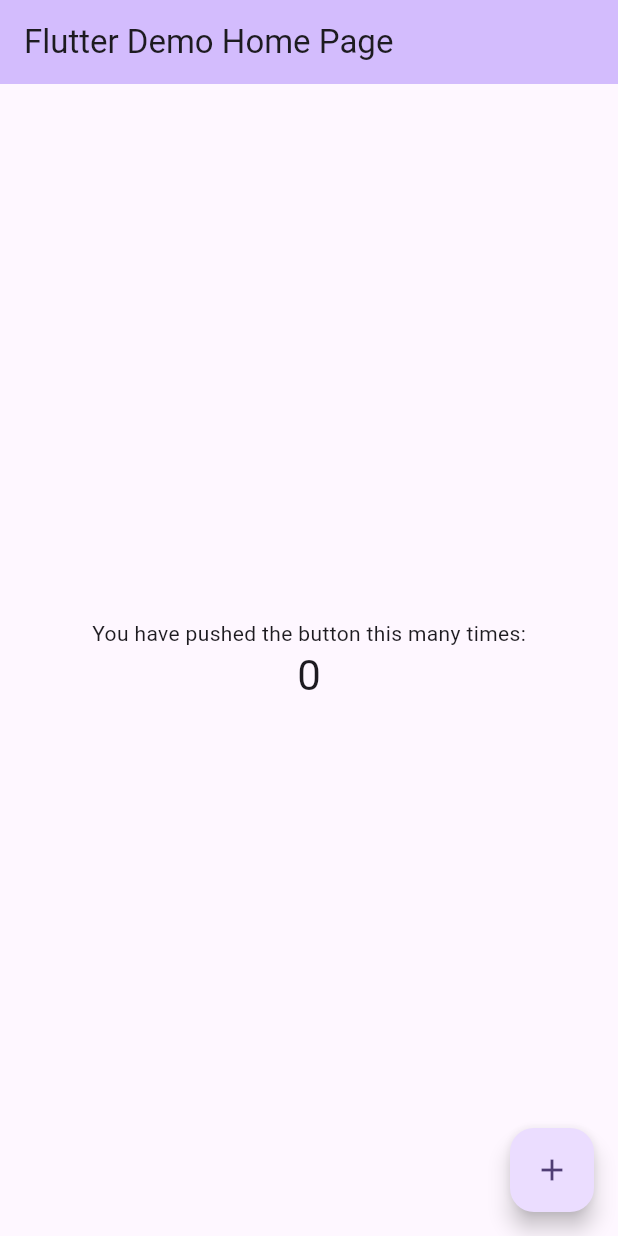
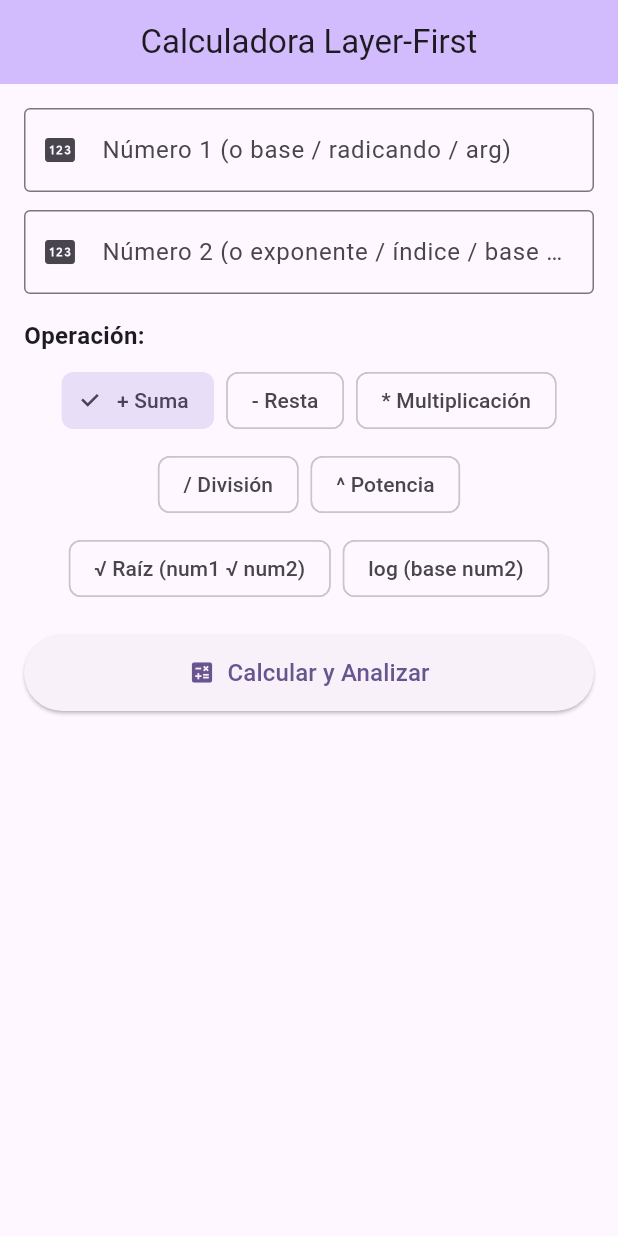
Before and after one commit to cdelriot1121/flutter.calculador, a Flutter app: the screen it shows after launch, on a phone screen of 412 x 824 dp. Run offline on Flutter 3.47's test engine with Material 3 defaults, Android fonts, the phone set to English and light mode, and no system bars.

Commit message:
feat: integración de nuevas carpetas pero aun falta la organización de folder por el metodo layers-first

```diff
--- /dev/null
+++ b/lib/domain/calculator_logic.dart
@@ -0,0 +1,98 @@
+import 'dart:math' as math;
+
+class CalculationResult {
+  final double value;
+  final String? error;
+
+  CalculationResult({required this.value, this.error});
+  CalculationResult.error(this.error) : value = 0;
+}
+
+class NumberProperties {
+  final double number;
+  final bool isEven;
+  final bool isPrime;
+  final bool isFibonacci;
+
+  NumberProperties({
+    required this.number,
+    required this.isEven,
+    required this.isPrime,
+    required this.isFibonacci,
+  });
+}
+
+class CalculatorLogic {
+  // Primeros 20 números de Fibonacci
+  static final List<int> fibonacci20 = [
+    0, 1, 1, 2, 3, 5, 8, 13, 21, 34,
+    55, 89, 144, 233, 377, 610, 987, 1597, 2584, 4181
+  ];
+
+  static CalculationResult add(double a, double b) => CalculationResult(value: a + b);
+  static CalculationResult subtract(double a, double b) => CalculationResult(value: a - b);
+  static CalculationResult multiply(double a, double b) => CalculationResult(value: a * b);
+
+  static CalculationResult divide(double a, double b) {
+    if (b == 0) {
+      return CalculationResult.error('No se puede dividir por cero');
+    }
+    return CalculationResult(value: a / b);
+  }
+
+  static CalculationResult power(double base, double exponent) =>
+      CalculationResult(value: math.pow(base, exponent).toDouble());
+
+  static CalculationResult root(double number, double nRoot) {
+    if (nRoot == 0) {
+      return CalculationResult.error('El índice de la raíz no puede ser cero');
+    }
+    if (number < 0 && nRoot % 2 == 0) {
+      return CalculationResult.error('Raíz par de un número negativo no es real');
+    }
+    if (number < 0) {
+      return CalculationResult(value: -math.pow(-number, 1 / nRoot).toDouble());
+    }
+    return CalculationResult(value: math.pow(number, 1 / nRoot).toDouble());
+  }
+
+  static CalculationResult log(double number, double base) {
+    if (number <= 0) {
+      return CalculationResult.error('El argumento del logaritmo debe ser > 0');
+    }
+    if (base <= 0 || base == 1) {
+      return CalculationResult.error('La base del logaritmo debe ser > 0 y != 1');
+    }
+    return CalculationResult(value: math.log(number) / math.log(base));
+  }
+
+  static NumberProperties analyzeNumber(double number) {
+    bool isInt = number % 1 == 0;
+    int intVal = number.toInt();
+
+    // Par / Impar (válido para enteros)
+    bool even = isInt ? (intVal % 2 == 0) : false;
+
+    // Primo (válido para enteros positivos > 1)
+    bool prime = false;
+    if (isInt && intVal > 1) {
+      prime = true;
+      for (int i = 2; i * i <= intVal; i++) {
+        if (intVal % i == 0) {
+          prime = false;
+          break;
+        }
+      }
+    }
+
+    // Fibonacci (si está entre los primeros 20)
+    bool fib = isInt && fibonacci20.contains(intVal);
+
+    return NumberProperties(
+      number: number,
+      isEven: even,
+      isPrime: prime,
+      isFibonacci: fib,
+    );
+  }
+}
--- a/lib/main.dart
+++ b/lib/main.dart
@@ -1,4 +1,5 @@
 import 'package:flutter/material.dart';
+import 'presentation/calculator_presentation.dart';
 
 void main() {
   runApp(const MyApp());
@@ -7,116 +8,16 @@ void main() {
 class MyApp extends StatelessWidget {
   const MyApp({super.key});
 
-  // This widget is the root of your application.
   @override
   Widget build(BuildContext context) {
     return MaterialApp(
-      title: 'Flutter Demo',
+      title: 'Calculadora Layer-First',
+      debugShowCheckedModeBanner: false,
       theme: ThemeData(
-        // This is the theme of your application.
-        //
-        // TRY THIS: Try running your application with "flutter run". You'll see
-        // the application has a purple toolbar. Then, without quitting the app,
-        // try changing the seedColor in the colorScheme below to Colors.green
-        // and then invoke "hot reload" (save your changes or press the "hot
-        // reload" button in a Flutter-supported IDE, or press "r" if you used
-        // the command line to start the app).
-        //
-        // Notice that the counter didn't reset back to zero; the application
-        // state is not lost during the reload. To reset the state, use hot
-        // restart instead.
-        //
-        // This works for code too, not just values: Most code changes can be
-        // tested with just a hot reload.
-        colorScheme: .fromSeed(seedColor: Colors.deepPurple),
+        colorScheme: ColorScheme.fromSeed(seedColor: Colors.deepPurple),
+        useMaterial3: true,
       ),
-      home: const MyHomePage(title: 'Flutter Demo Home Page'),
+      home: const CalculatorPresentation(),
     );
   }
 }
-
-class MyHomePage extends StatefulWidget {
-  const MyHomePage({super.key, required this.title});
-
-  // This widget is the home page of your application. It is stateful, meaning
-  // that it has a State object (defined below) that contains fields that affect
-  // how it looks.
-
-  // This class is the configuration for the state. It holds the values (in this
-  // case the title) provided by the parent (in this case the App widget) and
-  // used by the build method of the State. Fields in a Widget subclass are
-  // always marked "final".
-
-  final String title;
-
-  @override
-  State<MyHomePage> createState() => _MyHomePageState();
-}
-
-class _MyHomePageState extends State<MyHomePage> {
-  int _counter = 0;
-
-  void _incrementCounter() {
-    setState(() {
-      // This call to setState tells the Flutter framework that something has
-      // changed in this State, which causes it to rerun the build method below
-      // so that the display can reflect the updated values. If we changed
-      // _counter without calling setState(), then the build method would not be
-      // called again, and so nothing would appear to happen.
-      _counter++;
-    });
-  }
-
-  @override
-  Widget build(BuildContext context) {
-    // This method is rerun every time setState is called, for instance as done
-    // by the _incrementCounter method above.
-    //
-    // The Flutter framework has been optimized to make rerunning build methods
-    // fast, so that you can just rebuild anything that needs updating rather
-    // than having to individually change instances of widgets.
-    return Scaffold(
-      appBar: AppBar(
-        // TRY THIS: Try changing the color here to a specific color (to
-        // Colors.amber, perhaps?) and trigger a hot reload to see the AppBar
-        // change color while the other colors stay the same.
-        backgroundColor: Theme.of(context).colorScheme.inversePrimary,
-        // Here we take the value from the MyHomePage object that was created by
-        // the App.build method, and use it to set our appbar title.
-        title: Text(widget.title),
-      ),
-      body: Center(
-        // Center is a layout widget. It takes a single child and positions it
-        // in the middle of the parent.
-        child: Column(
-          // Column is also a layout widget. It takes a list of children and
-          // arranges them vertically. By default, it sizes itself to fit its
-          // children horizontally, and tries to be as tall as its parent.
-          //
-          // Column has various properties to control how it sizes itself and
-          // how it positions its children. Here we use mainAxisAlignment to
-          // center the children vertically; the main axis here is the vertical
-          // axis because Columns are vertical (the cross axis would be
-          // horizontal).
-          //
-          // TRY THIS: Invoke "debug painting" (choose the "Toggle Debug Paint"
-          // action in the IDE, or press "p" in the console), to see the
-          // wireframe for each widget.
-          mainAxisAlignment: .center,
-          children: [
-            const Text('You have pushed the button this many times:'),
-            Text(
-              '$_counter',
-              style: Theme.of(context).textTheme.headlineMedium,
-            ),
-          ],
-        ),
-      ),
-      floatingActionButton: FloatingActionButton(
-        onPressed: _incrementCounter,
-        tooltip: 'Increment',
-        child: const Icon(Icons.add),
-      ),
-    );
-  }
-}
--- /dev/null
+++ b/lib/presentation/calculator_presentation.dart
@@ -0,0 +1,268 @@
+import 'package:flutter/material.dart';
+import '../domain/calculator_logic.dart';
+
+class CalculatorPresentation extends StatefulWidget {
+  const CalculatorPresentation({super.key});
+
+  @override
+  State<CalculatorPresentation> createState() => _CalculatorPresentationState();
+}
+
+class _CalculatorPresentationState extends State<CalculatorPresentation> {
+  final TextEditingController _num1Controller = TextEditingController();
+  final TextEditingController _num2Controller = TextEditingController();
+
+  double? _num1;
+  double? _num2;
+  double? _result;
+  String? _errorMessage;
+  String _selectedOperation = '+';
+
+  NumberProperties? _propsNum1;
+  NumberProperties? _propsNum2;
+
+  void _calculate() {
+    setState(() {
+      _errorMessage = null;
+      _result = null;
+
+      _num1 = double.tryParse(_num1Controller.text);
+      _num2 = double.tryParse(_num2Controller.text);
+
+      if (_num1 == null || _num2 == null) {
+        _errorMessage = 'Por favor ingrese ambos números correctamente.';
+        _propsNum1 = null;
+        _propsNum2 = null;
+        return;
+      }
+
+      _propsNum1 = CalculatorLogic.analyzeNumber(_num1!);
+      _propsNum2 = CalculatorLogic.analyzeNumber(_num2!);
+
+      CalculationResult res;
+      switch (_selectedOperation) {
+        case '+':
+          res = CalculatorLogic.add(_num1!, _num2!);
+          break;
+        case '-':
+          res = CalculatorLogic.subtract(_num1!, _num2!);
+          break;
+        case '*':
+          res = CalculatorLogic.multiply(_num1!, _num2!);
+          break;
+        case '/':
+          res = CalculatorLogic.divide(_num1!, _num2!);
+          break;
+        case '^':
+          res = CalculatorLogic.power(_num1!, _num2!);
+          break;
+        case '√':
+          res = CalculatorLogic.root(_num1!, _num2!);
+          break;
+        case 'log':
+          res = CalculatorLogic.log(_num1!, _num2!);
+          break;
+        default:
+          res = CalculatorLogic.add(_num1!, _num2!);
+      }
+
+      if (res.error != null) {
+        _errorMessage = res.error;
+      } else {
+        _result = res.value;
+      }
+    });
+  }
+
+  Widget _buildNumberAnalysis(String label, NumberProperties? props) {
+    if (props == null) return const SizedBox.shrink();
+    return Card(
+      color: Colors.deepPurple.shade50,
+      margin: const EdgeInsets.symmetric(vertical: 6.0),
+      child: Padding(
+        padding: const EdgeInsets.all(12.0),
+        child: Column(
+          crossAxisAlignment: CrossAxisAlignment.start,
+          children: [
+            Text(
+              'Propiedades de $label (${props.number}):',
+              style: const TextStyle(fontWeight: FontWeight.bold, fontSize: 16),
+            ),
+            const SizedBox(height: 6),
+            Row(
+              children: [
+                Icon(
+                  props.isEven ? Icons.check_circle : Icons.cancel,
+                  color: props.isEven ? Colors.green : Colors.grey,
+                  size: 20,
+                ),
+                const SizedBox(width: 8),
+                Text('Es Par: ${props.isEven ? "Sí" : "No"}'),
+              ],
+            ),
+            const SizedBox(height: 4),
+            Row(
+              children: [
+                Icon(
+                  props.isPrime ? Icons.check_circle : Icons.cancel,
+                  color: props.isPrime ? Colors.green : Colors.grey,
+                  size: 20,
+                ),
+                const SizedBox(width: 8),
+                Text('Es Primo: ${props.isPrime ? "Sí" : "No"}'),
+              ],
+            ),
+            const SizedBox(height: 4),
+            Row(
+              children: [
+                Icon(
+                  props.isFibonacci ? Icons.check_circle : Icons.cancel,
+                  color: props.isFibonacci ? Colors.green : Colors.grey,
+                  size: 20,
+                ),
+                const SizedBox(width: 8),
+                Text('En los primeros 20 de Fibonacci: ${props.isFibonacci ? "Sí" : "No"}'),
+              ],
+            ),
+          ],
+        ),
+      ),
+    );
+  }
+
+  @override
+  Widget build(BuildContext context) {
+    return Scaffold(
+      appBar: AppBar(
+        title: const Text('Calculadora Layer-First'),
+        backgroundColor: Theme.of(context).colorScheme.inversePrimary,
+        centerTitle: true,
+      ),
+      body: SingleChildScrollView(
+        padding: const EdgeInsets.all(16.0),
+        child: Column(
+          crossAxisAlignment: CrossAxisAlignment.stretch,
+          children: [
+            TextField(
+              controller: _num1Controller,
+              keyboardType: const TextInputType.numberWithOptions(decimal: true, signed: true),
+              decoration: const InputDecoration(
+                labelText: 'Número 1 (o base / radicando / arg)',
+                border: OutlineInputBorder(),
+                prefixIcon: Icon(Icons.pin),
+              ),
+            ),
+            const SizedBox(height: 12),
+            TextField(
+              controller: _num2Controller,
+              keyboardType: const TextInputType.numberWithOptions(decimal: true, signed: true),
+              decoration: const InputDecoration(
+                labelText: 'Número 2 (o exponente / índice / base de log)',
+                border: OutlineInputBorder(),
+                prefixIcon: Icon(Icons.pin),
+              ),
+            ),
+            const SizedBox(height: 16),
+            const Text(
+              'Operación:',
+              style: TextStyle(fontSize: 16, fontWeight: FontWeight.bold),
+            ),
+            const SizedBox(height: 8),
+            Wrap(
+              spacing: 8.0,
+              runSpacing: 8.0,
+              alignment: WrapAlignment.center,
+              children: [
+                ChoiceChip(
+                  label: const Text('+ Suma'),
+                  selected: _selectedOperation == '+',
+                  onSelected: (val) => setState(() => _selectedOperation = '+'),
+                ),
+                ChoiceChip(
+                  label: const Text('- Resta'),
+                  selected: _selectedOperation == '-',
+                  onSelected: (val) => setState(() => _selectedOperation = '-'),
+                ),
+                ChoiceChip(
+                  label: const Text('* Multiplicación'),
+                  selected: _selectedOperation == '*',
+                  onSelected: (val) => setState(() => _selectedOperation = '*'),
+                ),
+                ChoiceChip(
+                  label: const Text('/ División'),
+                  selected: _selectedOperation == '/',
+                  onSelected: (val) => setState(() => _selectedOperation = '/'),
+                ),
+                ChoiceChip(
+                  label: const Text('^ Potencia'),
+                  selected: _selectedOperation == '^',
+                  onSelected: (val) => setState(() => _selectedOperation = '^'),
+                ),
+                ChoiceChip(
+                  label: const Text('√ Raíz (num1 √ num2)'),
+                  selected: _selectedOperation == '√',
+                  onSelected: (val) => setState(() => _selectedOperation = '√'),
+                ),
+                ChoiceChip(
+                  label: const Text('log (base num2)'),
+                  selected: _selectedOperation == 'log',
+                  onSelected: (val) => setState(() => _selectedOperation = 'log'),
+                ),
+              ],
+            ),
+            const SizedBox(height: 20),
+            ElevatedButton.icon(
+              onPressed: _calculate,
+              icon: const Icon(Icons.calculate),
+              label: const Text('Calcular y Analizar', style: TextStyle(fontSize: 16)),
+              style: ElevatedButton.styleFrom(
+                padding: const EdgeInsets.symmetric(vertical: 14),
+              ),
+            ),
+            const SizedBox(height: 20),
+            if (_errorMessage != null)
+              Container(
+                padding: const EdgeInsets.all(12),
+                decoration: BoxDecoration(
+                  color: Colors.red.shade100,
+                  borderRadius: BorderRadius.circular(8),
+                  border: Border.all(color: Colors.red),
+                ),
+                child: Text(
+                  _errorMessage!,
+                  style: const TextStyle(color: Colors.red, fontWeight: FontWeight.bold),
+                ),
+              ),
+            if (_result != null)
+              Card(
+                color: Colors.purple.shade100,
+                child: Padding(
+                  padding: const EdgeInsets.all(16.0),
+                  child: Column(
+                    children: [
+                      const Text(
+                        'Resultado:',
+                        style: TextStyle(fontSize: 16, fontWeight: FontWeight.bold),
+                      ),
+                      const SizedBox(height: 4),
+                      Text(
+                        '$_result',
+                        style: const TextStyle(
+                          fontSize: 24,
+                          fontWeight: FontWeight.bold,
+                          color: Colors.deepPurple,
+                        ),
+                      ),
+                    ],
+                  ),
+                ),
+              ),
+            const SizedBox(height: 10),
+            _buildNumberAnalysis('Número 1', _propsNum1),
+            _buildNumberAnalysis('Número 2', _propsNum2),
+          ],
+        ),
+      ),
+    );
+  }
+}
```
Also changed, not shown: 2 other files.
